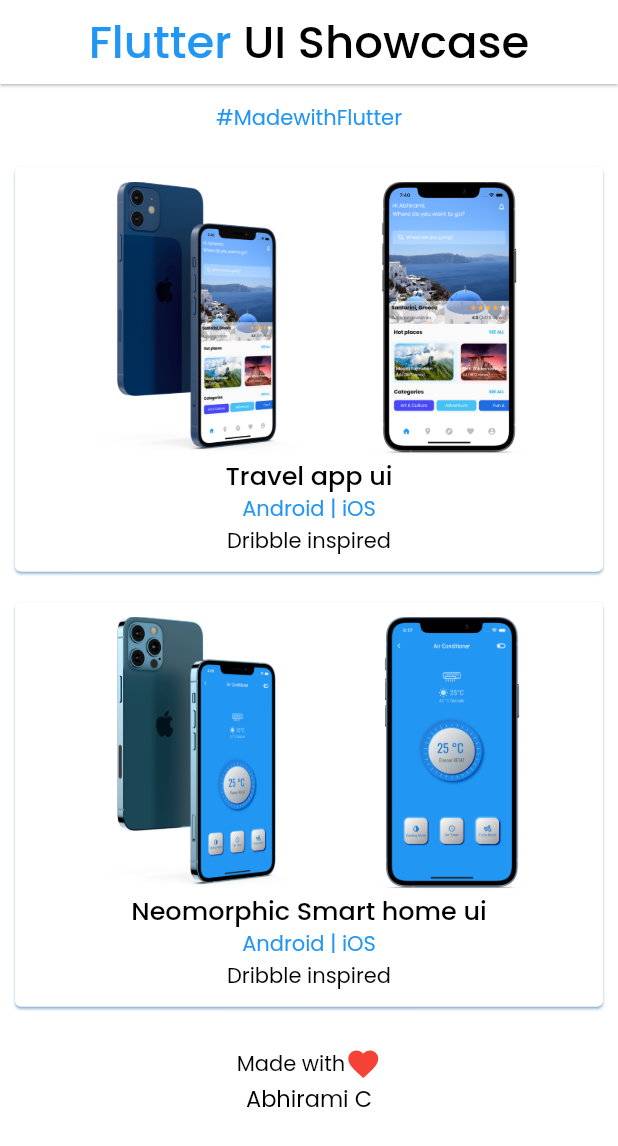
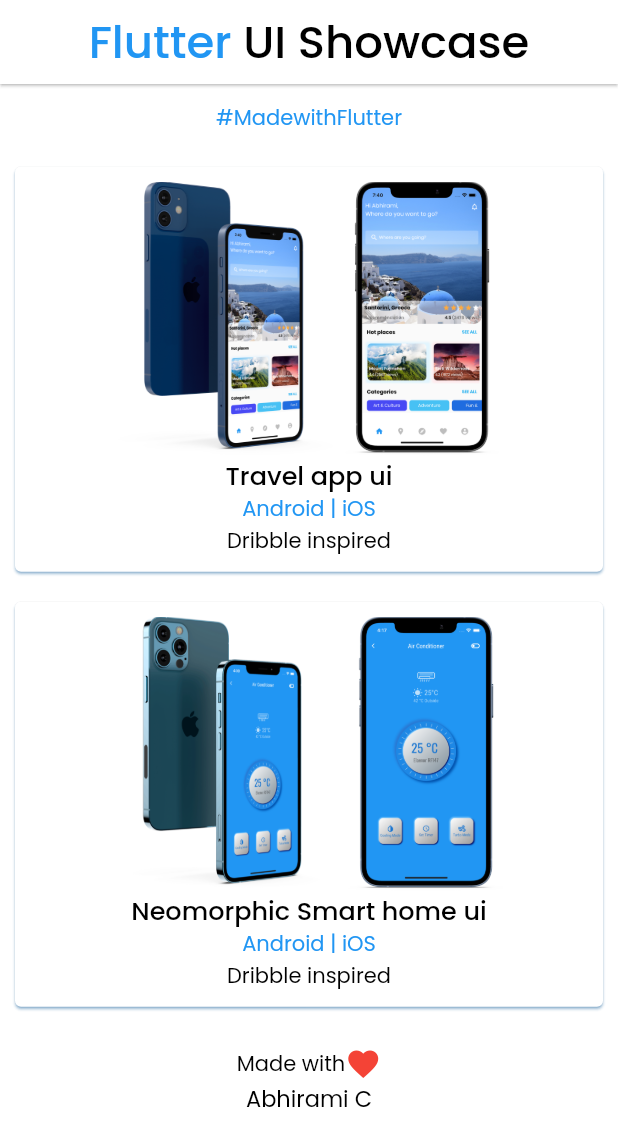
Before and after one commit to abhiramicdev/portfolio, a Flutter app: the screen it shows after launch, on a phone screen of 412 x 824 dp. Shown: the top 1146 px of the screen. Run offline on Flutter 3.47's test engine with Material 2 defaults, Android fonts, the phone set to English and light mode, and no system bars; our stand-ins replace google_fonts, pinch_zoom; missing offline and left inert: flutter_sinusoidals.

Commit message:
Gridview added

```diff
--- a/lib/screens/showcase.dart
+++ b/lib/screens/showcase.dart
@@ -32,11 +32,76 @@ class Showcase extends StatelessWidget {
             ],
           ),
         ),
-        body: ListView(
-          scrollDirection: MediaQuery.of(context).size.width >
+        body: MediaQuery.of(context).size.width >
                 MediaQuery.of(context).size.height
-              ? Axis.horizontal
-              : Axis.vertical,
+            // ? GridView.count(
+            //     crossAxisCount: 2,
+            //     crossAxisSpacing: 10.0,
+            //     mainAxisSpacing: 10.0,
+            //     shrinkWrap: true,
+            //     children: List.generate(
+            //       2,
+            //       (index) {
+            //         return AppCard(
+            //           'lib/assets/images/travel_mock1.png',
+            //           'lib/assets/images/travel2.png',
+            //           'Travel app ui',
+            //         );
+            //       },
+            //     ),
+            //   )
+            ? GridView(
+                gridDelegate: SliverGridDelegateWithFixedCrossAxisCount(
+                    crossAxisCount: 2),
+                children: <Widget>[
+                  AppCard(
+                    'lib/assets/images/travel_mock1.png',
+                    'lib/assets/images/travel2.png',
+                    'Travel app ui',
+                  ),
+                  AppCard(
+                      'lib/assets/images/home1.png',
+                      'lib/assets/images/home2.png',
+                      "Neomorphic Smart home ui"),
+                ],
+              )
+            //   ? GridView(
+            //     key: ,
+            //     scrollDirection: Axis.vertical,
+            // // crossAxisCount: 2,
+            //       // crossAxisSpacing: 10.0,
+            //       // mainAxisSpacing: 10.0,
+            //       shrinkWrap: true,
+            //       // scrollDirection:
+            //       // ? Axis.horizontal
+            //       // Axis.vertical,
+            //       children: [
+            //         Padding(
+            //           padding: const EdgeInsets.symmetric(vertical: 12.0),
+            //           child: Text(
+            //             "#MadewithFlutter",
+            //             textAlign: TextAlign.center,
+            //             style: GoogleFonts.poppins(
+            //               color: Colors.blue,
+            //             ),
+            //           ),
+            //         ),
+            //         AppCard(
+            //           'lib/assets/images/travel_mock1.png',
+            //           'lib/assets/images/travel2.png',
+            //           'Travel app ui',
+            //         ),
+            //         AppCard(
+            //             'lib/assets/images/home1.png',
+            //             'lib/assets/images/home2.png',
+            //             "Neomorphic Smart home ui"),
+            //         EndText(),
+            //       ],
+            //     )
+            : ListView(
+                scrollDirection:
+                    // ? Axis.horizontal
+                    Axis.vertical,
                 children: [
                   Padding(
                     padding: const EdgeInsets.symmetric(vertical: 12.0),
@@ -53,8 +118,10 @@ class Showcase extends StatelessWidget {
                     'lib/assets/images/travel2.png',
                     'Travel app ui',
                   ),
-            AppCard('lib/assets/images/home1.png',
-                'lib/assets/images/home2.png', "Neomorphic Smart home ui"),
+                  AppCard(
+                      'lib/assets/images/home1.png',
+                      'lib/assets/images/home2.png',
+                      "Neomorphic Smart home ui"),
                   EndText(),
                 ],
               ),
--- a/lib/widgets/app_card.dart
+++ b/lib/widgets/app_card.dart
@@ -29,7 +29,7 @@ class AppCard extends StatelessWidget {
             mainAxisAlignment: MainAxisAlignment.center,
             children: [
               Row(
-                mainAxisAlignment: MainAxisAlignment.spaceEvenly,
+                mainAxisAlignment: MainAxisAlignment.center,
                 children: [
                   GestureDetector(
                     onTap: () {
```
Lines whose indentation alone changed are shown as unchanged.
